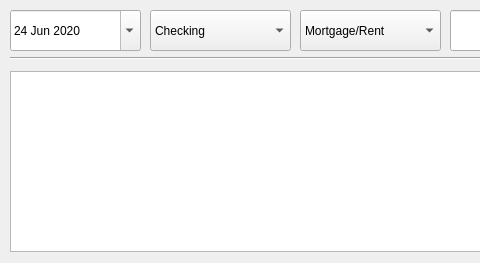
Rightside-Two-0/Rightside_Two.0, file guis/ledger.ui: the form before one commit; both pictures show x 0 to 480 and y 0 to 263 of the 819 by 263 pixel window.
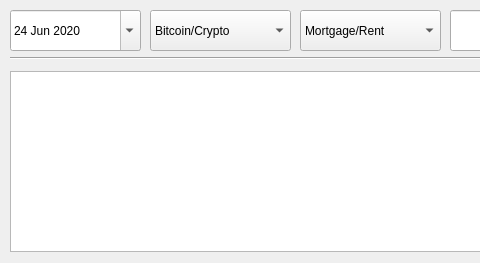
The form after the commit.

The edit to the form file:
```diff
--- a/guis/ledger.ui
+++ b/guis/ledger.ui
@@ -104,6 +104,11 @@
      <height>41</height>
     </rect>
    </property>
+   <item>
+    <property name="text">
+     <string>Bitcoin/Crypto</string>
+    </property>
+   </item>
    <item>
     <property name="text">
      <string>Checking</string>
```
